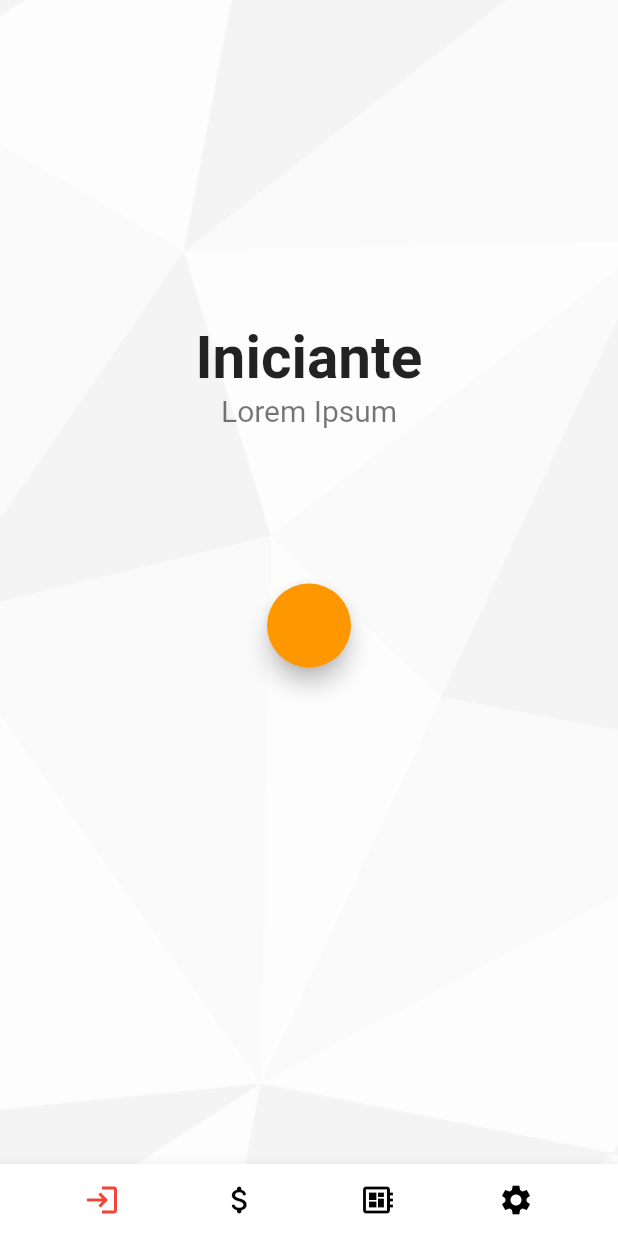
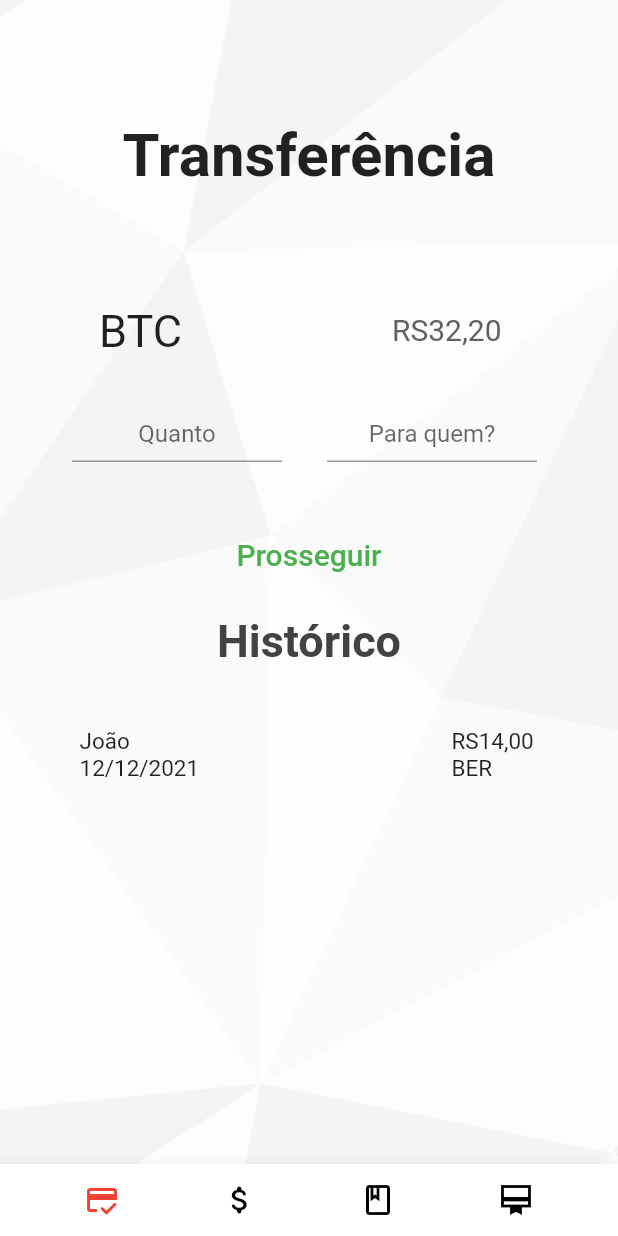
Before and after one commit to Delgado404/CryptoCurrency-App, a Flutter app: the MainPage screen opened directly, on a phone screen of 412 x 824 dp. Run offline on Flutter 3.47's test engine with Material 2 defaults, Android fonts, the phone set to English and light mode, and no system bars; drawn by our look-alikes of carousel_slider; our stand-ins replace smooth_page_indicator; Roboto replaces fonts that are missing (Ebrima).

Commit message:
1.5.2
- Tela de transferência adicionada
- Tela de tutorial com textos preenchidos
- Carteira com imagem para o botão de esconder
- Icones do menu selecionados

```diff
--- a/tcc_android/lib/main.dart
+++ b/tcc_android/lib/main.dart
@@ -8,6 +8,7 @@ import 'screens/login_screen.dart';
 import 'screens/tabs_screen.dart';
 import 'screens/carteira_screen.dart';
 import 'package:tcc_android/screens/carteira_screen.dart';
+import 'screens/transferencia_screen.dart';
 
 void main() {
   runApp(MyHomePage());
@@ -30,7 +31,7 @@ class _MainPageState extends State<MainPage> {
   int index = 0;
 
   final pages = <Widget>[
-    tutorialscreen(),
+    transferencia(),
     Moeda(),
     tutorialscreen(),
     CarteiraScreen(),
--- a/tcc_android/lib/screens/carteira_screen.dart
+++ b/tcc_android/lib/screens/carteira_screen.dart
@@ -30,7 +30,7 @@ class CarteiraScreen extends StatelessWidget {
       child: new Column(
         children: [
           new Container(
-            margin: const EdgeInsets.symmetric(horizontal: 35, vertical: 80),
+            margin: const EdgeInsets.fromLTRB(0, 80, 0, 10),
             width: 320,
             height: 40,
             child: new Text('Carteira', // o + é o botão pra esconder
@@ -39,6 +39,28 @@ class CarteiraScreen extends StatelessWidget {
                     fontSize: 40,
                     fontFamily: 'Ebrima',
                     fontWeight: FontWeight.bold)),
+          ),
+          new Row(
+            children: [
+              new Container(
+                margin: const EdgeInsets.fromLTRB(0, 60, 0, 90),
+                width: 270,
+                height: 60,
+                child: new Text(
+                  'RS320,00',
+                  textAlign: TextAlign.center,
+                  style: new TextStyle(fontSize: 30, fontFamily: 'Ebrima'),
+                ),
+              ),
+              new Container(
+                margin: const EdgeInsets.fromLTRB(0, 0, 0, 60),
+                width: 50,
+                height: 50,
+                decoration: BoxDecoration(
+                    image: DecorationImage(
+                        image: AssetImage('assets/images/logo_branco.png'))),
+              )
+            ],
           ),
           new Container(
             width: 200,
@@ -139,18 +161,6 @@ class CarteiraScreen extends StatelessWidget {
               ),
             ],
           ),
-          new Container(
-              width: 200,
-              height: 50,
-              child: new Text(
-                'Histórico',
-                textAlign: TextAlign.center,
-                style: new TextStyle(
-                    fontSize: 25,
-                    fontFamily: 'Ebrima',
-                    fontWeight: FontWeight.bold,
-                    color: Colors.grey),
-              )),
         ],
       ),
     );
--- a/tcc_android/lib/screens/tabs_screen.dart
+++ b/tcc_android/lib/screens/tabs_screen.dart
@@ -23,10 +23,10 @@ class _TabsscreenState extends State<Tabsscreen> {
         child: Row(
           mainAxisAlignment: MainAxisAlignment.spaceEvenly,
           children: [
-            buildTabItem(index: 0, icon: Icon(Icons.login)),
+            buildTabItem(index: 0, icon: Icon(Icons.credit_score_rounded)),
             buildTabItem(index: 1, icon: Icon(Icons.attach_money_rounded)),
-            buildTabItem(index: 2, icon: Icon(Icons.developer_board)),
-            buildTabItem(index: 3, icon: Icon(Icons.settings)),
+            buildTabItem(index: 2, icon: Icon(Icons.book_outlined)),
+            buildTabItem(index: 3, icon: Icon(Icons.wallet_membership_sharp)),
           ],
         ));
   }
--- /dev/null
+++ b/tcc_android/lib/screens/transferencia_screen.dart
@@ -0,0 +1,161 @@
+import 'package:flutter/material.dart';
+import 'package:tcc_android/components/body.dart';
+
+class transferencia extends StatelessWidget {
+  @override
+  Widget build(BuildContext context) {
+    Size size = MediaQuery.of(context).size;
+    return Container(
+      height: size.height,
+      decoration: BoxDecoration(
+          color: Colors.white,
+          image: DecorationImage(
+              fit: BoxFit.cover,
+              image: AssetImage('assets/images/backgroundTCC.png'))),
+      alignment: Alignment.topCenter,
+      child: new Column(
+        children: [
+          new Container(
+            margin: const EdgeInsets.symmetric(horizontal: 30, vertical: 80),
+            width: 320,
+            height: 40,
+            child: new Text(
+              'Transferência',
+              textAlign: TextAlign.center,
+              style: new TextStyle(
+                  fontSize: 40,
+                  fontFamily: 'Ebrima',
+                  fontWeight: FontWeight.bold),
+            ),
+          ),
+          new Container(
+            margin: const EdgeInsets.symmetric(horizontal: 40, vertical: 0),
+            padding: EdgeInsets.fromLTRB(20, 3, 2, 3),
+            width: 320,
+            height: 40,
+            child: Row(
+              children: [
+                new Text(
+                  'BTC',
+                  style: new TextStyle(
+                    fontSize: 30,
+                    fontFamily: 'Ebrima',
+                  ),
+                ),
+                Padding(
+                  padding: EdgeInsets.fromLTRB(140, 1, 1, 1),
+                  child: new Text(
+                    'RS32,20',
+                    style: new TextStyle(
+                      fontSize: 20,
+                      color: Colors.grey[700],
+                    ),
+                  ),
+                )
+              ],
+            ),
+          ),
+          new Container(
+            margin: const EdgeInsets.symmetric(horizontal: 20, vertical: 30),
+            padding: EdgeInsets.fromLTRB(2, 2, 2, 2),
+            width: 350,
+            height: 50,
+            child: Row(
+              children: [
+                Padding(padding: EdgeInsets.fromLTRB(0, 2, 5, 2)),
+                Container(
+                  margin:
+                      const EdgeInsets.symmetric(horizontal: 10, vertical: 10),
+                  width: 140,
+                  height: 80,
+                  child: TextField(
+                    textAlign: TextAlign.center,
+                    decoration: InputDecoration(
+                        hintText: 'Quanto', border: UnderlineInputBorder()),
+                  ),
+                ),
+                Container(
+                  margin:
+                      const EdgeInsets.symmetric(horizontal: 20, vertical: 10),
+                  width: 140,
+                  height: 80,
+                  child: TextField(
+                    textAlign: TextAlign.center,
+                    decoration: InputDecoration(
+                        hintText: 'Para quem?', border: UnderlineInputBorder()),
+                  ),
+                )
+              ],
+            ),
+          ),
+          new Container(
+            margin: const EdgeInsets.symmetric(horizontal: 0, vertical: 0),
+            width: 160,
+            height: 40,
+            child: TextButton(
+              onPressed: () {},
+              child: Text(
+                'Prosseguir',
+                style: TextStyle(color: Colors.green, fontSize: 20),
+              ),
+            ),
+          ),
+          new Container(
+            margin: const EdgeInsets.symmetric(horizontal: 0, vertical: 20),
+            width: 240,
+            height: 50,
+            child: new Text(
+              'Histórico',
+              textAlign: TextAlign.center,
+              style: new TextStyle(
+                  fontSize: 30,
+                  fontFamily: 'Ebrima',
+                  fontWeight: FontWeight.bold,
+                  color: Colors.grey[800]),
+            ),
+          ),
+          new Container(
+            width: 320,
+            height: 70,
+            child: Column(
+              children: [
+                Row(
+                  children: [
+                    Container(
+                      padding: EdgeInsets.fromLTRB(2, 0, 2, 2),
+                      margin: const EdgeInsets.symmetric(
+                          horizontal: 5, vertical: 5),
+                      width: 150,
+                      height: 60,
+                      child: Text(
+                        'João \n12/12/2021',
+                        style: new TextStyle(
+                          fontSize: 15,
+                          fontFamily: 'Ebrima',
+                        ),
+                      ),
+                    ),
+                    Container(
+                      padding: EdgeInsets.fromLTRB(90, 0, 2, 2),
+                      margin: const EdgeInsets.symmetric(
+                          horizontal: 5, vertical: 5),
+                      width: 150,
+                      height: 60,
+                      child: Text(
+                        'RS14,00 \nBER',
+                        style: new TextStyle(
+                          fontSize: 15,
+                          fontFamily: 'Ebrima',
+                        ),
+                      ),
+                    )
+                  ],
+                ),
+              ],
+            ),
+          ),
+        ],
+      ),
+    );
+  }
+}
--- a/tcc_android/lib/screens/tutorial_screen.dart
+++ b/tcc_android/lib/screens/tutorial_screen.dart
@@ -39,6 +39,32 @@ class tutorialscreen extends StatelessWidget {
               child: Column(
                 children: <Widget>[
                   ListTile(
+                    title: const Text('Tutorial',
+                        textAlign: TextAlign.center,
+                        style: TextStyle(
+                            fontFamily: 'Ebrima',
+                            fontSize: 39,
+                            fontWeight: FontWeight.bold)),
+                    subtitle: Text(
+                      'Selecione uma dificuldade para começar a aprender!',
+                      textAlign: TextAlign.center,
+                      style: TextStyle(
+                        fontFamily: 'Ebrima',
+                        fontSize: 20,
+                      ),
+                    ),
+                  ),
+                ],
+              ),
+            );
+          }),
+          Builder(builder: (BuildContext context) {
+            return Container(
+              width: MediaQuery.of(context).size.width,
+              margin: EdgeInsets.symmetric(horizontal: 20.0),
+              child: Column(
+                children: <Widget>[
+                  ListTile(
                     title: const Text('Iniciante',
                         textAlign: TextAlign.center,
                         style: TextStyle(
@@ -46,7 +72,7 @@ class tutorialscreen extends StatelessWidget {
                             fontSize: 39,
                             fontWeight: FontWeight.bold)),
                     subtitle: Text(
-                      'Lorem Ipsum',
+                      'É aqui que começamos!',
                       textAlign: TextAlign.center,
                       style: TextStyle(
                         fontFamily: 'Ebrima',
@@ -83,7 +109,7 @@ class tutorialscreen extends StatelessWidget {
                             fontSize: 39,
                             fontWeight: FontWeight.bold)),
                     subtitle: Text(
-                      'Lorem ipsum',
+                      'Vamos entender melhor!',
                       textAlign: TextAlign.center,
                       style: TextStyle(
                         fontFamily: 'Ebrima',
@@ -106,32 +132,6 @@ class tutorialscreen extends StatelessWidget {
               ),
             );
           }),
-          Builder(builder: (BuildContext context) {
-            return Container(
-              width: MediaQuery.of(context).size.width,
-              margin: EdgeInsets.symmetric(horizontal: 20.0),
-              child: Column(
-                children: <Widget>[
-                  ListTile(
-                    title: const Text('Tutorial',
-                        textAlign: TextAlign.center,
-                        style: TextStyle(
-                            fontFamily: 'Ebrima',
-                            fontSize: 39,
-                            fontWeight: FontWeight.bold)),
-                    subtitle: Text(
-                      'Selecione uma dificuldade para começar a aprender!',
-                      textAlign: TextAlign.center,
-                      style: TextStyle(
-                        fontFamily: 'Ebrima',
-                        fontSize: 20,
-                      ),
-                    ),
-                  ),
-                ],
-              ),
-            );
-          }),
         ],
       ),
     );
```
Also changed, not shown: tcc_android/assets/images/olho.png (added).
